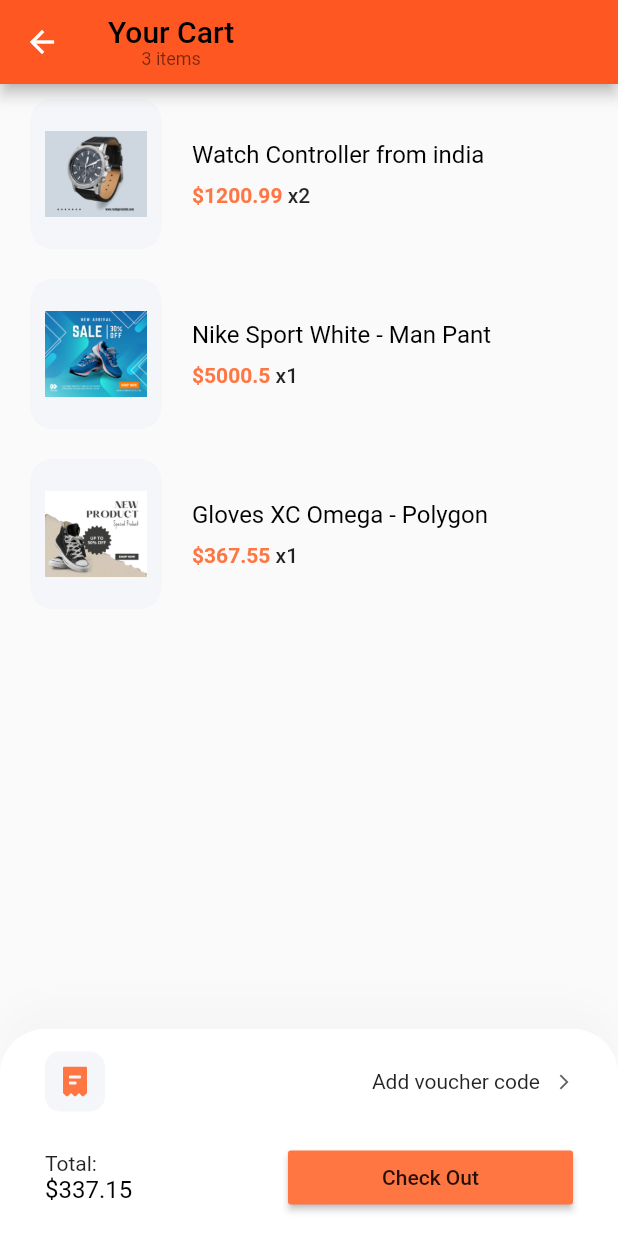
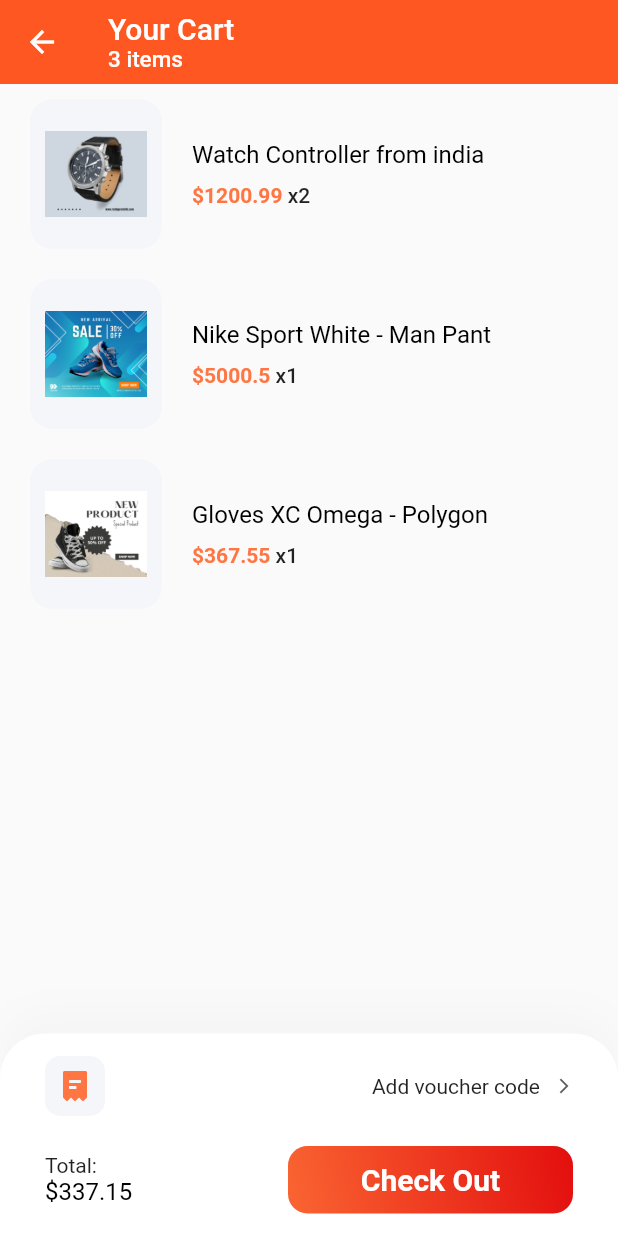
Before and after one commit to kripas1369/ecommerceui, a Flutter app: the CartScreen screen opened by its route, on a phone screen of 412 x 824 dp. Run offline on Flutter 3.47's test engine with Material 2 defaults, Android fonts, the phone set to English and light mode, and no system bars; our stand-ins replace carousel_slider, flutter_svg.

Commit message:
add all buttons

```diff
--- a/lib/main.dart
+++ b/lib/main.dart
@@ -18,7 +18,7 @@ class MyApp extends StatelessWidget {
       debugShowCheckedModeBanner: false,
       theme: ThemeData(primarySwatch: Colors.deepOrange),
       // home:HomeScreen(),
-      initialRoute: SplashScreen.routeName,
+      initialRoute: HomeScreen.routeName,
       routes: routes,
     );
   }
--- a/lib/screen/cart/cart_screen.dart
+++ b/lib/screen/cart/cart_screen.dart
@@ -17,15 +17,17 @@ class CartScreen extends StatelessWidget {
 
   AppBar buildAppBar(BuildContext context) {
     return AppBar(
+      elevation: 0,
       title: Column(
+        crossAxisAlignment: CrossAxisAlignment.start,
         children: [
           Text(
             "Your Cart",
-            style: TextStyle(color: Colors.black),
+            style: TextStyle(color: Colors.white),
           ),
           Text(
             "${demoCarts.length} items",
-            style: Theme.of(context).textTheme.caption,
+            style:TextStyle(color: Colors.white,fontSize: 15) ,
           ),
         ],
       ),
--- a/lib/screen/cart/components/check_out_card.dart
+++ b/lib/screen/cart/components/check_out_card.dart
@@ -1,3 +1,4 @@
+import 'package:ecommerceui/components/default_button.dart';
 import 'package:flutter/material.dart';
 import 'package:flutter_svg/flutter_svg.dart';
 
@@ -75,11 +76,15 @@ class CheckoutCard extends StatelessWidget {
                 ),
                 SizedBox(
                   width: (190),
-                  child: MaterialButton(
-                    color: kPrimaryColor,
-                    child: Text("Check Out"),
-                    onPressed: () {},
+                  child: DefaultButton(
+                    press: (){},
+                    text: "Check Out",
                   ),
+                  // child: MaterialButton(
+                  //   color: kPrimaryColor,
+                  //   child: Text("Check Out"),
+                  //   onPressed: () {},
+                  // ),
                 ),
               ],
             ),
--- a/lib/screen/details/components/review_product.dart
+++ b/lib/screen/details/components/review_product.dart
@@ -36,6 +36,7 @@ class ReviewProduct extends StatelessWidget {
                     Text("(5 reviews)")
                   ],
                 ),
+                 Divider(thickness: 2,),
                 const SizedBox(height: 15),
                 Column(
                   children: [
```
Also changed, not shown: lib/screen/sign_in/components/sign_form.dart (+18 -10 lines), lib/screen/sign_up/components/sign_up_form.dart (+15 -7 lines), lib/screen/details/components/body.dart (line endings or trailing spaces).
